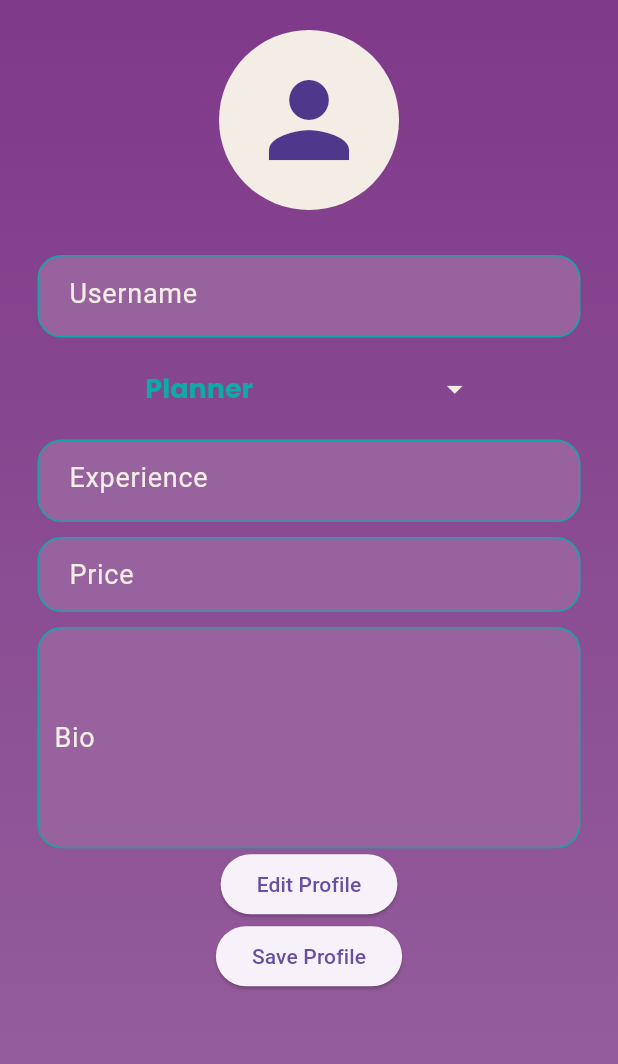
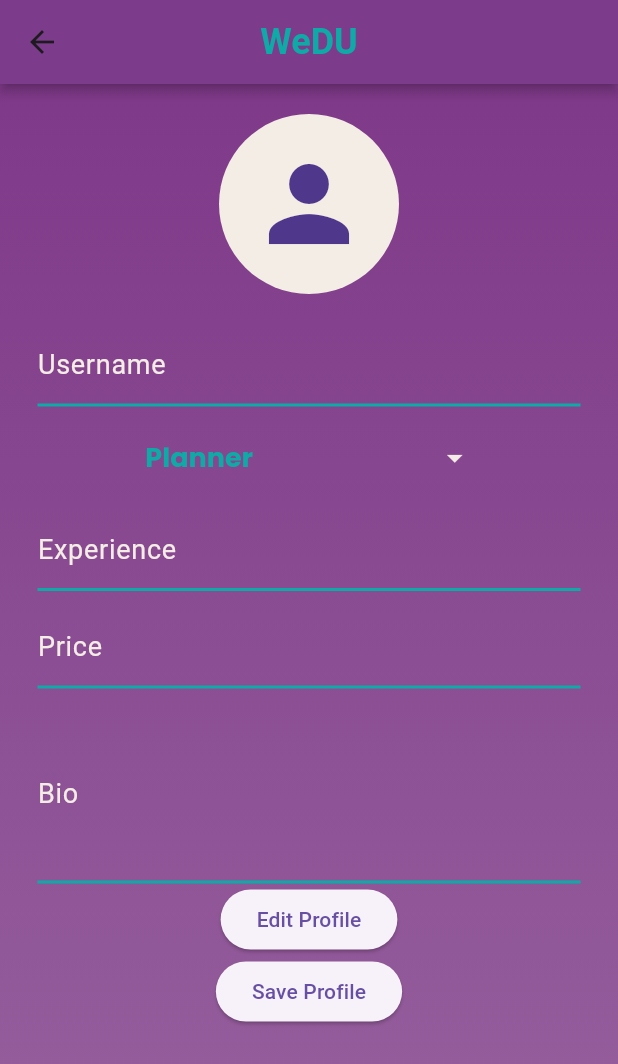
Before and after one commit to illustrae/WeDu_App, a Flutter app: the ProfilePage screen opened directly, after a tap on "Edit Profile", on a phone screen of 412 x 824 dp. Shown: the top 1064 px of the screen. Run offline on Flutter 3.47's test engine with Material 3 defaults, Android fonts, the phone set to English and light mode, and no system bars; drawn by our look-alikes of modal_progress_hud_nsn; our stand-ins replace cloud_firestore, firebase_auth, firebase_core; accounts and stored records are empty.

Commit message:
update profile page and working on retrieving data

```diff
--- a/lib/pages/profile_page.dart
+++ b/lib/pages/profile_page.dart
@@ -2,7 +2,9 @@ import 'package:firebase_auth/firebase_auth.dart';
 import 'package:flutter/material.dart';
 import 'package:login_reg/components/profile_data.dart';
 import 'package:login_reg/pages/profile_view.dart';
+import 'package:login_reg/themes/profile_theme.dart';
 import 'package:provider/provider.dart';
+import 'package:modal_progress_hud_nsn/modal_progress_hud_nsn.dart';
 
 class ProfilePage extends StatefulWidget {
   const ProfilePage({super.key});
@@ -39,20 +41,47 @@ class _ProfilePageState extends State<ProfilePage> {
   }
 
   bool isEditable = false;
+  bool showSpinner = false;
+
+  void toggleSpinner() {
+    setState(() {
+      showSpinner = !showSpinner;
+    });
+  }
 
   void editProfile() {
+    print("Before editing: isEditable = $isEditable");
     setState(() {
       isEditable = true;
     });
+    print("After editing: isEditable = $isEditable");
   }
 
   @override
   Widget build(BuildContext context) {
-    return ChangeNotifierProvider(
+    return Theme(
+      data: AppThemes.profileTheme(isEditable),
+      child: ChangeNotifierProvider(
         create: (context) => ProfileData(),
+
+        child: SafeArea(
           child: Scaffold(
+             appBar: AppBar(
+          elevation: 3,
+          shadowColor: Colors.black,
+          centerTitle: true,
+          title: const Text("WeDU"),
+          titleTextStyle: const TextStyle(
+              color: Color.fromARGB(255, 13, 170, 167),
+              fontSize: 24,
+              fontWeight: FontWeight.w600),
+          backgroundColor: const Color.fromARGB(255, 127, 57, 137),
+                ),
             extendBody: true,
-        body: Container(
+            body: ModalProgressHUD(
+              inAsyncCall: showSpinner,
+              dismissible: showSpinner,
+              child: Container(
                 height: double.maxFinite,
                 decoration: const BoxDecoration(
                   gradient: LinearGradient(
@@ -83,38 +112,22 @@ class _ProfilePageState extends State<ProfilePage> {
                           ),
                         ],
                       ),
-                const SizedBox(height: 10),
                       Padding(
                         padding: const EdgeInsets.symmetric(horizontal: 25),
+                        child: Theme(
+                          data: AppThemes.profileTheme(isEditable),
                           child: Container(
                             height: 55,
-                    decoration: BoxDecoration(
-                      color: isEditable
-                          ? const Color.fromARGB(255, 151, 98, 158)
-                          : Colors.grey,
-                      border: Border.all(
-                          color: const Color.fromARGB(255, 13, 170, 167)),
-                      borderRadius: BorderRadius.circular(16),
-                    ),
-                    child: Padding(
-                      padding: const EdgeInsets.only(left: 20.0),
                             child: TextField(
                               enabled: isEditable,
-                        style: const TextStyle(
+                              controller: profileData.userNameController,
+                              decoration: const InputDecoration(
+                                labelText: 'Username',
+                              ),
+                              style: TextStyle(
                                 color: Color.fromARGB(255, 243, 237, 230),
                                 fontFamily: "Poppins",
                                 fontWeight: FontWeight.w100,
-                        ),
-                        controller: profileData.userNameController,
-                        decoration: const InputDecoration(
-                          labelText: 'Username',
-                          labelStyle: TextStyle(
-                            color: Color.fromARGB(255, 243, 237, 230),
-                            fontSize: 18,
-                            fontWeight: FontWeight.w400,
-                          ),
-                          border: InputBorder.none,
-                          isDense: true,
                               ),
                             ),
                           ),
@@ -157,33 +170,21 @@ class _ProfilePageState extends State<ProfilePage> {
                       const SizedBox(height: 10),
                       Padding(
                         padding: const EdgeInsets.symmetric(horizontal: 25),
+                        child: Theme(
+                          data: AppThemes.profileTheme(
+                              isEditable), // Apply the custom theme
                           child: Container(
                             height: 55,
-                    decoration: BoxDecoration(
-                      color: const Color.fromARGB(255, 151, 98, 158),
-                      border: Border.all(
-                          color: const Color.fromARGB(255, 13, 170, 167)),
-                      borderRadius: BorderRadius.circular(16),
-                    ),
-                    child: Padding(
-                      padding: const EdgeInsets.only(left: 20.0),
                             child: TextField(
                               enabled: isEditable,
-                        style: const TextStyle(
+                              controller: profileData.experienceController,
+                              decoration: const InputDecoration(
+                                labelText: 'Experience',
+                              ),
+                              style: TextStyle(
                                 color: Color.fromARGB(255, 243, 237, 230),
                                 fontFamily: "Poppins",
                                 fontWeight: FontWeight.w100,
-                        ),
-                        controller: profileData.experienceController,
-                        decoration: const InputDecoration(
-                          labelText: 'Experience',
-                          labelStyle: TextStyle(
-                            color: Color.fromARGB(255, 243, 237, 230),
-                            fontSize: 18,
-                            fontWeight: FontWeight.w400,
-                          ),
-                          border: InputBorder.none,
-                          isDense: true,
                               ),
                             ),
                           ),
@@ -192,33 +193,21 @@ class _ProfilePageState extends State<ProfilePage> {
                       const SizedBox(height: 10),
                       Padding(
                         padding: const EdgeInsets.symmetric(horizontal: 25),
+                        child: Theme(
+                          data: AppThemes.profileTheme(
+                              isEditable), // Apply the custom theme
                           child: Container(
-                    height: 50,
-                    decoration: BoxDecoration(
-                      color: const Color.fromARGB(255, 151, 98, 158),
-                      border: Border.all(
-                          color: const Color.fromARGB(255, 13, 170, 167)),
-                      borderRadius: BorderRadius.circular(16),
-                    ),
-                    child: Padding(
-                      padding: const EdgeInsets.only(left: 20.0),
+                            height: 55,
                             child: TextField(
                               enabled: isEditable,
-                        style: const TextStyle(
+                              controller: profileData.priceController,
+                              decoration: const InputDecoration(
+                                labelText: 'Price',
+                              ),
+                              style: TextStyle(
                                 color: Color.fromARGB(255, 243, 237, 230),
                                 fontFamily: "Poppins",
                                 fontWeight: FontWeight.w100,
-                        ),
-                        controller: profileData.priceController,
-                        decoration: const InputDecoration(
-                          labelText: 'Price',
-                          labelStyle: TextStyle(
-                            color: Color.fromARGB(255, 243, 237, 230),
-                            fontSize: 18,
-                            fontWeight: FontWeight.w400,
-                          ),
-                          border: InputBorder.none,
-                          isDense: true,
                               ),
                               keyboardType: TextInputType.number,
                             ),
@@ -228,34 +217,23 @@ class _ProfilePageState extends State<ProfilePage> {
                       const SizedBox(height: 10),
                       Padding(
                         padding: const EdgeInsets.symmetric(horizontal: 25),
+                        child: Theme(
+                          data: AppThemes.profileTheme(
+                              isEditable), // Apply the custom theme
                           child: Container(
-                    decoration: BoxDecoration(
-                      color: const Color.fromARGB(255, 151, 98, 158),
-                      border: Border.all(
-                          color: const Color.fromARGB(255, 13, 170, 167)),
-                      borderRadius: BorderRadius.circular(16),
+                            height: 5 * 24.0,
+                            child: TextField(
+                              maxLines: 5,
+                              enabled: isEditable,
+                              controller: profileData.bioController,
+                              decoration: const InputDecoration(
+                                labelText: 'Bio',
                               ),
-                    child: Padding(
-                      padding: const EdgeInsets.only(left: 10.0),
-                      child: TextField(
-                        enabled: isEditable,
-                        style: const TextStyle(
+                              style: TextStyle(
                                 color: Color.fromARGB(255, 243, 237, 230),
                                 fontFamily: "Poppins",
                                 fontWeight: FontWeight.w100,
                               ),
-                        controller: profileData.bioController,
-                        decoration: const InputDecoration(
-                          labelText: 'Bio',
-                          labelStyle: TextStyle(
-                            color: Color.fromARGB(255, 243, 237, 230),
-                            fontSize: 18,
-                            fontWeight: FontWeight.w400,
-                          ),
-                          border: InputBorder.none,
-                          isDense: true,
-                        ),
-                        maxLines: 5,
                             ),
                           ),
                         ),
@@ -265,7 +243,21 @@ class _ProfilePageState extends State<ProfilePage> {
                         child: Text('Edit Profile'),
                       ),
                       ElevatedButton(
-                  onPressed: _saveUserProfile,
+                        onPressed: () async {
+                          toggleSpinner();
+                          setState(() {
+                            showSpinner = true;
+                          });
+                          try {
+                            await Future.delayed(Duration(seconds: 1));
+                          } finally {
+                            toggleSpinner();
+                            setState(() {
+                              showSpinner = false;
+                            });
+                          }
+                          _saveUserProfile();
+                        },
                         child: const Text('Save Profile'),
                       ),
                     ],
@@ -273,6 +265,9 @@ class _ProfilePageState extends State<ProfilePage> {
                 ),
               ),
             ),
+          ),
+        ),
+      ),
     );
   }
 }
--- /dev/null
+++ b/lib/themes/profile_theme.dart
@@ -0,0 +1,31 @@
+// app_themes.dart
+
+import 'package:flutter/material.dart';
+
+class AppThemes {
+  static ThemeData profileTheme(bool isEditable) {
+    Color underlineColor =
+        isEditable ? const Color.fromARGB(255, 13, 170, 167) : Color.fromARGB(255, 195, 32, 32);
+    return ThemeData(
+      inputDecorationTheme: InputDecorationTheme(
+        labelStyle: const TextStyle(
+          color: Color.fromARGB(255, 243, 237, 230),
+          fontSize: 18,
+          fontWeight: FontWeight.w400,
+        ),
+        enabledBorder: UnderlineInputBorder(
+          borderSide: BorderSide(
+            color: underlineColor,
+            width: 2.0,
+          ),
+        ),
+        focusedBorder: const UnderlineInputBorder(
+          borderSide: BorderSide(
+            color: Color.fromARGB(255, 13, 170, 167),
+            width: 2.0,
+          ),
+        ),
+      ),
+    );
+  }
+}
--- a/pubspec.yaml
+++ b/pubspec.yaml
@@ -41,6 +41,7 @@ dependencies:
   google_fonts: ^6.1.0
   intl: ^0.17.0
   provider: ^6.0.5
+  modal_progress_hud_nsn: ^0.4.0
 
 
 dev_dependencies:
```
Also changed, not shown: lib/components/drawer.dart (+28 -4 lines), lib/components/profile_data.dart (+24 -0 lines), lib/pages/profile_view.dart (+26 -59 lines), pubspec.lock, 5 other files. Lines whose indentation alone changed are shown as unchanged.
